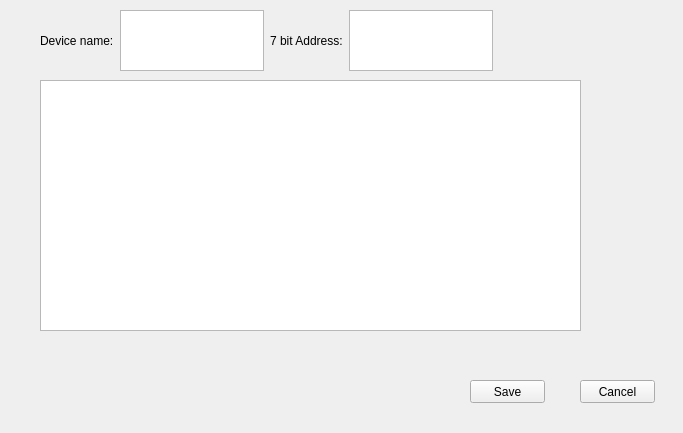
Qt form code/uiRegisterForm.ui (luk6xff/RaspberryPiI2cSpiDevTester) before a commit.
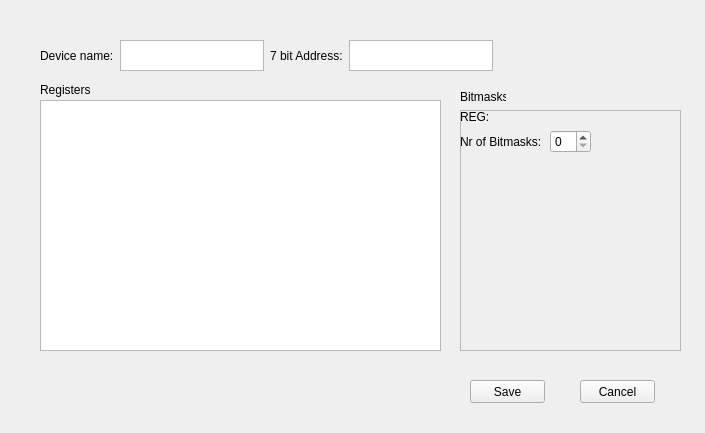
The same form after that commit.

Commit message: registers form - added QTableWidget as a main to store data

Diff of the .ui file:
```diff
--- a/code/uiRegisterForm.ui
+++ b/code/uiRegisterForm.ui
@@ -6,7 +6,7 @@
    <rect>
     <x>0</x>
     <y>0</y>
-    <width>683</width>
+    <width>705</width>
     <height>433</height>
    </rect>
   </property>
@@ -17,8 +17,8 @@
    <property name="geometry">
     <rect>
      <x>40</x>
-     <y>80</y>
-     <width>541</width>
+     <y>100</y>
+     <width>401</width>
      <height>251</height>
     </rect>
    </property>
@@ -27,9 +27,9 @@
    <property name="geometry">
     <rect>
      <x>40</x>
-     <y>10</y>
+     <y>40</y>
      <width>541</width>
-     <height>61</height>
+     <height>31</height>
     </rect>
    </property>
    <layout class="QHBoxLayout" name="horizontalLayout">
@@ -151,6 +151,113 @@
     <string>Cancel</string>
    </property>
   </widget>
+  <widget class="QLabel" name="registersLabel">
+   <property name="geometry">
+    <rect>
+     <x>40</x>
+     <y>80</y>
+     <width>51</width>
+     <height>20</height>
+    </rect>
+   </property>
+   <property name="text">
+    <string>Registers:</string>
+   </property>
+  </widget>
+  <widget class="QFrame" name="frame">
+   <property name="geometry">
+    <rect>
+     <x>460</x>
+     <y>110</y>
+     <width>221</width>
+     <height>241</height>
+    </rect>
+   </property>
+   <property name="frameShape">
+    <enum>QFrame::StyledPanel</enum>
+   </property>
+   <property name="frameShadow">
+    <enum>QFrame::Raised</enum>
+   </property>
+   <widget class="QLabel" name="label">
+    <property name="geometry">
+     <rect>
+      <x>0</x>
+      <y>0</y>
+      <width>46</width>
+      <height>13</height>
+     </rect>
+    </property>
+    <property name="text">
+     <string>REG: </string>
+    </property>
+   </widget>
+   <widget class="QWidget" name="horizontalLayoutWidget_2">
+    <property name="geometry">
+     <rect>
+      <x>0</x>
+      <y>20</y>
+      <width>214</width>
+      <height>41</height>
+     </rect>
+    </property>
+    <layout class="QHBoxLayout" name="horizontalLayout_2">
+     <property name="spacing">
+      <number>8</number>
+     </property>
+     <property name="sizeConstraint">
+      <enum>QLayout::SetFixedSize</enum>
+     </property>
+     <item>
+      <widget class="QLabel" name="label_2">
+       <property name="text">
+        <string>Nr of Bitmasks:</string>
+       </property>
+      </widget>
+     </item>
+     <item>
+      <widget class="QSpinBox" name="nrOfBitmasksSpinBox"/>
+     </item>
+     <item>
+      <spacer name="horizontalSpacer_3">
+       <property name="orientation">
+        <enum>Qt::Horizontal</enum>
+       </property>
+       <property name="sizeType">
+        <enum>QSizePolicy::Fixed</enum>
+       </property>
+       <property name="sizeHint" stdset="0">
+        <size>
+         <width>40</width>
+         <height>20</height>
+        </size>
+       </property>
+      </spacer>
+     </item>
+    </layout>
+   </widget>
+  </widget>
+  <widget class="QLabel" name="bitmaskLabelTitle">
+   <property name="geometry">
+    <rect>
+     <x>460</x>
+     <y>90</y>
+     <width>46</width>
+     <height>13</height>
+    </rect>
+   </property>
+   <property name="text">
+    <string>Bitmasks:</string>
+   </property>
+  </widget>
+  <zorder>registersWidget</zorder>
+  <zorder>horizontalLayoutWidget</zorder>
+  <zorder>saveButton</zorder>
+  <zorder>cancelButton</zorder>
+  <zorder>registersLabel</zorder>
+  <zorder>frame</zorder>
+  <zorder>bitmaskLabelTitle</zorder>
+  <zorder>horizontalSpacer_4</zorder>
  </widget>
  <resources/>
  <connections/>
```
The commit also changes 3 other files.
